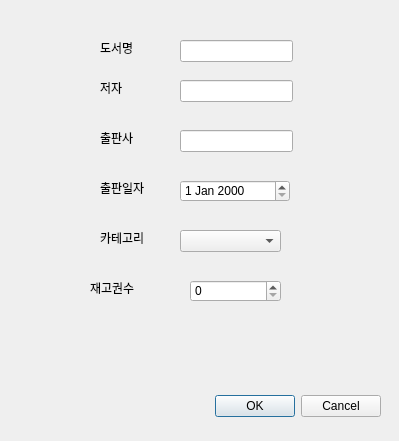
Old version of the form uis/dialog_modify_book.ui in the repository DaeyeongCho/DataBaseLectureProject.
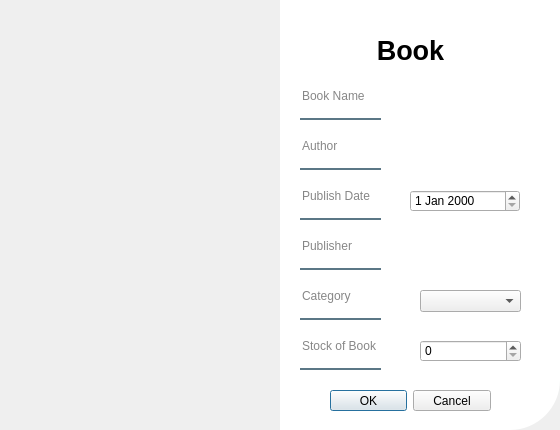
New version of the form. Icons and pictures are not drawn.

```diff
--- a/uis/dialog_modify_book.ui
+++ b/uis/dialog_modify_book.ui
@@ -6,20 +6,195 @@
    <rect>
     <x>0</x>
     <y>0</y>
-    <width>399</width>
-    <height>441</height>
+    <width>560</width>
+    <height>430</height>
    </rect>
   </property>
   <property name="windowTitle">
    <string>Dialog</string>
   </property>
-  <widget class="QDialogButtonBox" name="buttonBoxAccept">
+  <widget class="QLineEdit" name="lineEdit_4">
    <property name="geometry">
     <rect>
-     <x>40</x>
+     <x>300</x>
+     <y>280</y>
+     <width>81</width>
+     <height>40</height>
+    </rect>
+   </property>
+   <property name="styleSheet">
+    <string notr="true">background-color:rgba(0,0,0,0);
+border:none;
+border-bottom:2px solid rgba(46,82,101,200);
+color:rgba(0,0,0,240);
+padding-bottom:7px;</string>
+   </property>
+   <property name="text">
+    <string/>
+   </property>
+   <property name="placeholderText">
+    <string>Category</string>
+   </property>
+  </widget>
+  <widget class="QLabel" name="label_7">
+   <property name="geometry">
+    <rect>
+     <x>280</x>
+     <y>0</y>
+     <width>280</width>
+     <height>430</height>
+    </rect>
+   </property>
+   <property name="styleSheet">
+    <string notr="true">background-color:rgba(255,255,255,255);
+border-bottom-right-radius:50px;</string>
+   </property>
+   <property name="text">
+    <string/>
+   </property>
+  </widget>
+  <widget class="QFrame" name="frame">
+   <property name="geometry">
+    <rect>
+     <x>0</x>
+     <y>0</y>
+     <width>280</width>
+     <height>430</height>
+    </rect>
+   </property>
+   <property name="styleSheet">
+    <string notr="true">border-image : url(C:/Users/jdy08/Visual Studio Code/DataBaseLectureProject/uis/Library.jpg);
+border-top-left-radius:50px;
+</string>
+   </property>
+   <property name="frameShape">
+    <enum>QFrame::StyledPanel</enum>
+   </property>
+   <property name="frameShadow">
+    <enum>QFrame::Raised</enum>
+   </property>
+  </widget>
+  <widget class="QLineEdit" name="lineEditWriter">
+   <property name="geometry">
+    <rect>
+     <x>300</x>
+     <y>130</y>
+     <width>81</width>
+     <height>40</height>
+    </rect>
+   </property>
+   <property name="styleSheet">
+    <string notr="true">background-color:rgba(0,0,0,0);
+border:none;
+border-bottom:2px solid rgba(46,82,101,200);
+color:rgba(0,0,0,240);
+padding-bottom:7px;</string>
+   </property>
+   <property name="text">
+    <string/>
+   </property>
+   <property name="placeholderText">
+    <string>Author</string>
+   </property>
+  </widget>
+  <widget class="QLineEdit" name="lineEdit_5">
+   <property name="geometry">
+    <rect>
+     <x>300</x>
+     <y>180</y>
+     <width>81</width>
+     <height>40</height>
+    </rect>
+   </property>
+   <property name="styleSheet">
+    <string notr="true">background-color:rgba(0,0,0,0);
+border:none;
+border-bottom:2px solid rgba(46,82,101,200);
+color:rgba(0,0,0,240);
+padding-bottom:7px;</string>
+   </property>
+   <property name="text">
+    <string/>
+   </property>
+   <property name="placeholderText">
+    <string>Publish Date</string>
+   </property>
+  </widget>
+  <widget class="QLabel" name="label_8">
+   <property name="geometry">
+    <rect>
+     <x>340</x>
+     <y>30</y>
+     <width>141</width>
+     <height>40</height>
+    </rect>
+   </property>
+   <property name="font">
+    <font>
+     <pointsize>20</pointsize>
+     <bold>true</bold>
+    </font>
+   </property>
+   <property name="text">
+    <string>Book</string>
+   </property>
+   <property name="alignment">
+    <set>Qt::AlignCenter</set>
+   </property>
+  </widget>
+  <widget class="QLineEdit" name="lineEditBookName">
+   <property name="geometry">
+    <rect>
+     <x>300</x>
+     <y>80</y>
+     <width>81</width>
+     <height>40</height>
+    </rect>
+   </property>
+   <property name="styleSheet">
+    <string notr="true">background-color:rgba(0,0,0,0);
+border:none;
+border-bottom:2px solid rgba(46,82,101,200);
+color:rgba(0,0,0,240);
+padding-bottom:7px;</string>
+   </property>
+   <property name="text">
+    <string/>
+   </property>
+   <property name="placeholderText">
+    <string>Book Name</string>
+   </property>
+  </widget>
+  <widget class="QLineEdit" name="lineEdit_6">
+   <property name="geometry">
+    <rect>
+     <x>300</x>
+     <y>330</y>
+     <width>81</width>
+     <height>40</height>
+    </rect>
+   </property>
+   <property name="styleSheet">
+    <string notr="true">background-color:rgba(0,0,0,0);
+border:none;
+border-bottom:2px solid rgba(46,82,101,200);
+color:rgba(0,0,0,240);
+padding-bottom:7px;</string>
+   </property>
+   <property name="text">
+    <string/>
+   </property>
+   <property name="placeholderText">
+    <string>Stock of Book</string>
+   </property>
+  </widget>
+  <widget class="QDialogButtonBox" name="buttonBoxAccept_2">
+   <property name="geometry">
+    <rect>
+     <x>330</x>
      <y>390</y>
-     <width>341</width>
-     <height>32</height>
+     <width>161</width>
+     <height>21</height>
     </rect>
    </property>
    <property name="orientation">
@@ -29,147 +204,72 @@
     <set>QDialogButtonBox::Cancel|QDialogButtonBox::Ok</set>
    </property>
   </widget>
-  <widget class="QLineEdit" name="lineEditBookName">
-   <property name="enabled">
-    <bool>true</bool>
-   </property>
-   <property name="geometry">
-    <rect>
-     <x>180</x>
-     <y>40</y>
-     <width>113</width>
-     <height>22</height>
-    </rect>
-   </property>
-  </widget>
-  <widget class="QLabel" name="label">
-   <property name="geometry">
-    <rect>
-     <x>100</x>
-     <y>40</y>
-     <width>48</width>
-     <height>16</height>
-    </rect>
-   </property>
-   <property name="text">
-    <string>도서명</string>
-   </property>
-  </widget>
-  <widget class="QLabel" name="label_2">
-   <property name="geometry">
-    <rect>
-     <x>100</x>
-     <y>80</y>
-     <width>48</width>
-     <height>16</height>
-    </rect>
-   </property>
-   <property name="text">
-    <string>저자</string>
-   </property>
-  </widget>
-  <widget class="QLineEdit" name="lineEditWriter">
-   <property name="geometry">
-    <rect>
-     <x>180</x>
-     <y>80</y>
-     <width>113</width>
-     <height>22</height>
-    </rect>
-   </property>
-  </widget>
-  <widget class="QLabel" name="label_3">
-   <property name="geometry">
-    <rect>
-     <x>100</x>
-     <y>130</y>
-     <width>48</width>
-     <height>16</height>
-    </rect>
-   </property>
-   <property name="text">
-    <string>출판사</string>
-   </property>
-  </widget>
   <widget class="QLineEdit" name="lineEditPublisher">
    <property name="geometry">
     <rect>
-     <x>180</x>
-     <y>130</y>
-     <width>113</width>
-     <height>22</height>
+     <x>300</x>
+     <y>230</y>
+     <width>81</width>
+     <height>40</height>
     </rect>
    </property>
+   <property name="styleSheet">
+    <string notr="true">background-color:rgba(0,0,0,0);
+border:none;
+border-bottom:2px solid rgba(46,82,101,200);
+color:rgba(0,0,0,240);
+padding-bottom:7px;</string>
+   </property>
+   <property name="text">
+    <string/>
+   </property>
+   <property name="placeholderText">
+    <string>Publisher</string>
+   </property>
   </widget>
   <widget class="QDateEdit" name="dateEditPubDate">
    <property name="geometry">
     <rect>
-     <x>180</x>
-     <y>180</y>
+     <x>410</x>
+     <y>190</y>
      <width>110</width>
      <height>22</height>
     </rect>
    </property>
   </widget>
-  <widget class="QLabel" name="label_4">
-   <property name="geometry">
-    <rect>
-     <x>100</x>
-     <y>180</y>
-     <width>48</width>
-     <height>16</height>
-    </rect>
-   </property>
-   <property name="text">
-    <string>출판일자</string>
-   </property>
-  </widget>
   <widget class="QComboBox" name="comboBoxCategory">
    <property name="geometry">
     <rect>
-     <x>180</x>
-     <y>230</y>
+     <x>420</x>
+     <y>290</y>
      <width>101</width>
      <height>22</height>
     </rect>
    </property>
   </widget>
-  <widget class="QLabel" name="label_5">
-   <property name="geometry">
-    <rect>
-     <x>100</x>
-     <y>230</y>
-     <width>48</width>
-     <height>16</height>
-    </rect>
-   </property>
-   <property name="text">
-    <string>카테고리</string>
-   </property>
-  </widget>
   <widget class="QSpinBox" name="spinBoxQuantity">
    <property name="geometry">
     <rect>
-     <x>190</x>
-     <y>280</y>
-     <width>91</width>
+     <x>420</x>
+     <y>340</y>
+     <width>101</width>
      <height>22</height>
     </rect>
    </property>
   </widget>
-  <widget class="QLabel" name="label_6">
-   <property name="geometry">
-    <rect>
-     <x>90</x>
-     <y>280</y>
-     <width>48</width>
-     <height>16</height>
-    </rect>
-   </property>
-   <property name="text">
-    <string>재고권수</string>
-   </property>
-  </widget>
+  <zorder>label_7</zorder>
+  <zorder>lineEdit_4</zorder>
+  <zorder>frame</zorder>
+  <zorder>lineEditWriter</zorder>
+  <zorder>lineEdit_5</zorder>
+  <zorder>label_8</zorder>
+  <zorder>lineEditBookName</zorder>
+  <zorder>lineEdit_6</zorder>
+  <zorder>buttonBoxAccept_2</zorder>
+  <zorder>lineEditPublisher</zorder>
+  <zorder>dateEditPubDate</zorder>
+  <zorder>comboBoxCategory</zorder>
+  <zorder>spinBoxQuantity</zorder>
  </widget>
  <resources/>
  <connections>
```
Left out of the diff: 35 changed lines with no effect on the pictures.
